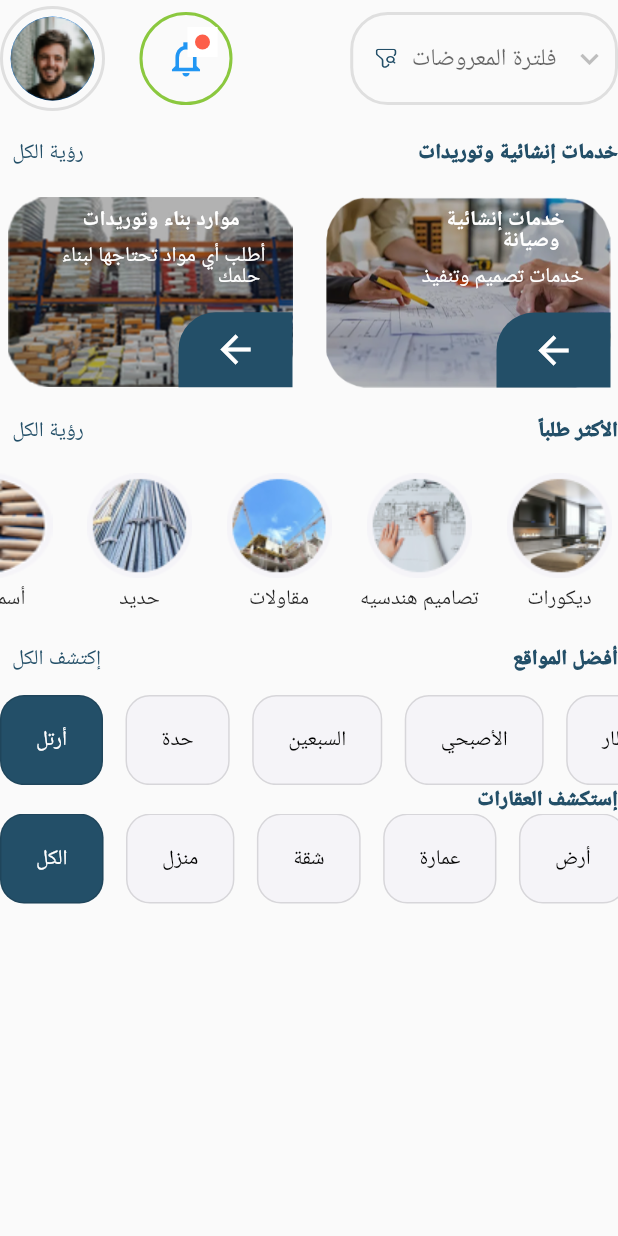
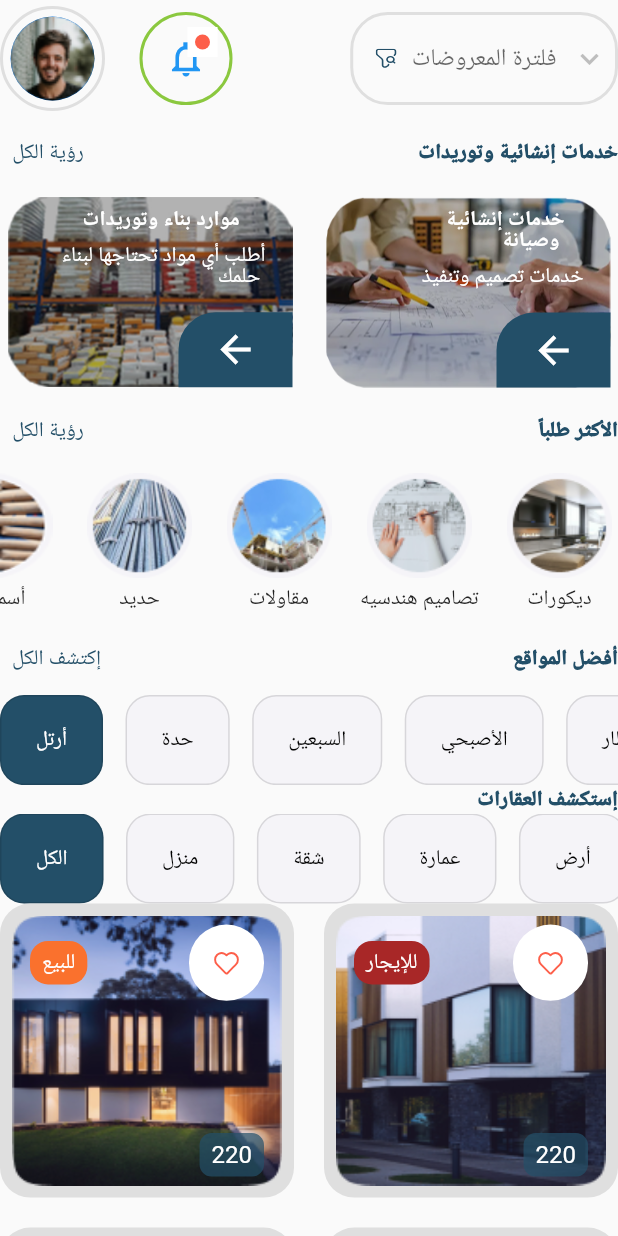
Before and after one commit to BkrTech101-InnovaMind/tadllal-app, a Flutter app: the screen it shows after launch, on a phone screen of 412 x 824 dp. Run offline on Flutter 3.47's test engine with Material 2 defaults, Android fonts, the phone set to English and light mode, and no system bars; our stand-ins replace flutter_svg.

Commit message:
feat(real-estate): create a real estate widget

```diff
--- a/app/lib/pages/home_page/home_page.dart
+++ b/app/lib/pages/home_page/home_page.dart
@@ -2,6 +2,7 @@ import 'package:flutter/material.dart';
 import 'package:flutter_svg/flutter_svg.dart';
 import 'package:tadllal/pages/home_page/widgets/locations_filter.dart';
 import 'package:tadllal/pages/home_page/widgets/real_estate_filter.dart';
+import 'package:tadllal/pages/home_page/widgets/real_estates.dart';
 
 class HomePage extends StatefulWidget {
   const HomePage({super.key});
@@ -32,7 +33,7 @@ class _HomePageState extends State<HomePage> {
         buildMostRequest(),
         const LocationFilter(),
         const RealEstateFilter(),
-        buildRealEstate()
+        const RealEstates()
       ],
     );
   }
@@ -301,8 +302,3 @@ Widget buildMostRequest() {
     ],
   );
 }
-
-// Real estates widget
-Widget buildRealEstate() {
-  return Container();
-}
--- /dev/null
+++ b/app/lib/pages/home_page/widgets/real_estates.dart
@@ -0,0 +1,161 @@
+import 'package:flutter/material.dart';
+import 'package:flutter_svg/flutter_svg.dart';
+
+class RealEstates extends StatefulWidget {
+  const RealEstates({super.key});
+
+  @override
+  State<RealEstates> createState() => _RealEstatesState();
+}
+
+class _RealEstatesState extends State<RealEstates> {
+  final List realEstates = [
+    {
+      'image': 'assets/images/shape.png',
+      "state": "للإيجار",
+      "location": "حدة,حي العفيفة",
+      "price": "220",
+      "title": "شقة مفروشة للإيجار",
+      "rating": "4.8",
+      "isFavorite": false
+    },
+    {
+      'image': 'assets/images/shape2.png',
+      "state": "للبيع",
+      "location": "حدة,حي العفيفة",
+      "price": "220",
+      "title": "شقة مفروشة للإيجار",
+      "rating": "4.8",
+      "isFavorite": false
+    },
+    {
+      'image': 'assets/images/shape3.png',
+      "state": "للبيع",
+      "location": "حدة,حي العفيفة",
+      "price": "220",
+      "title": "شقة مفروشة للإيجار",
+      "rating": "4.8",
+      "isFavorite": false
+    },
+    {
+      'image': 'assets/images/shape4.png',
+      "state": "للإيجار",
+      "location": "حدة,حي العفيفة",
+      "price": "220",
+      "title": "شقة مفروشة للإيجار",
+      "rating": "4.8",
+      "isFavorite": false
+    },
+  ];
+  void toggleFavorite(int index) {
+    setState(() {
+      realEstates[index]['isFavorite'] = !realEstates[index]['isFavorite'];
+    });
+  }
+
+  @override
+  Widget build(BuildContext context) {
+    return GridView.builder(
+      shrinkWrap: true,
+      physics: const NeverScrollableScrollPhysics(),
+      gridDelegate: const SliverGridDelegateWithFixedCrossAxisCount(
+        crossAxisCount: 2,
+        crossAxisSpacing: 20,
+        mainAxisSpacing: 20,
+      ),
+      itemCount: realEstates.length,
+      itemBuilder: (context, index) {
+        bool favoriteColor = realEstates[index]['isFavorite'];
+        String state = realEstates[index]['state'] ?? "";
+        Color backgroundColor = const Color(0xFFA82727);
+        if (state == "للإيجار") {
+          backgroundColor = const Color(0xFFA82727);
+        } else {
+          backgroundColor = const Color(0xFFFA712D);
+        }
+        return Container(
+          padding: const EdgeInsets.all(8),
+          decoration: const BoxDecoration(
+            color: Color(0xFFDFDFDF),
+            borderRadius: BorderRadius.all(Radius.circular(20)),
+          ),
+          child: Container(
+            padding: const EdgeInsets.symmetric(vertical: 6, horizontal: 12),
+            decoration: BoxDecoration(
+              image: DecorationImage(
+                image: AssetImage(realEstates[index]['image'] ?? ""),
+                fit: BoxFit.fill,
+              ),
+            ),
+            child: Column(
+              crossAxisAlignment: CrossAxisAlignment.start,
+              mainAxisAlignment: MainAxisAlignment.spaceBetween,
+              children: [
+                Row(
+                  mainAxisAlignment: MainAxisAlignment.spaceBetween,
+                  children: [
+                    Stack(
+                      children: [
+                        Positioned(
+                          child: GestureDetector(
+                            onTap: () {
+                              toggleFavorite(index);
+                            },
+                            child: Container(
+                              padding: const EdgeInsets.all(15),
+                              decoration: BoxDecoration(
+                                color: favoriteColor
+                                    ? const Color(0xFF8BC83F)
+                                    : Colors.white,
+                                borderRadius: const BorderRadius.all(
+                                    Radius.circular(100)),
+                              ),
+                              child: SvgPicture.asset(
+                                'assets/icons/favorites-icon.svg',
+                                width: 20,
+                                colorFilter: ColorFilter.mode(
+                                  favoriteColor
+                                      ? Colors.white
+                                      : const Color(0xFFFD5F4A),
+                                  BlendMode.srcIn,
+                                ),
+                              ),
+                            ),
+                          ),
+                        )
+                      ],
+                    ),
+                    Container(
+                      padding: const EdgeInsets.symmetric(
+                          vertical: 5, horizontal: 8),
+                      decoration: BoxDecoration(
+                          color: backgroundColor,
+                          borderRadius:
+                              const BorderRadius.all(Radius.circular(12))),
+                      child: Text(
+                        realEstates[index]['state'] ?? "",
+                        style: const TextStyle(color: Colors.white),
+                      ),
+                    ),
+                  ],
+                ),
+                Container(
+                  padding:
+                      const EdgeInsets.symmetric(vertical: 5, horizontal: 8),
+                  decoration: BoxDecoration(
+                    color: const Color(0xFF234F68).withOpacity(0.7),
+                    borderRadius: const BorderRadius.all(Radius.circular(8)),
+                  ),
+                  child: Text(
+                    realEstates[index]['price'] ?? "",
+                    style: const TextStyle(color: Colors.white, fontSize: 16),
+                  ),
+                ),
+              ],
+            ),
+          ),
+        );
+      },
+    );
+  }
+}
```
